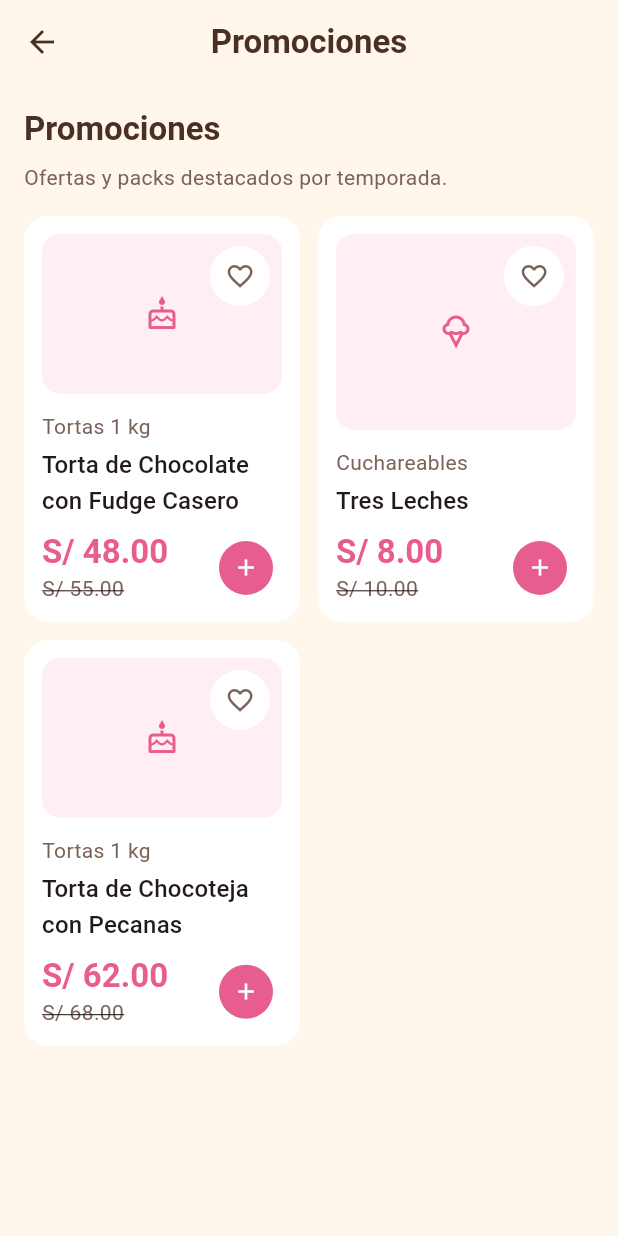
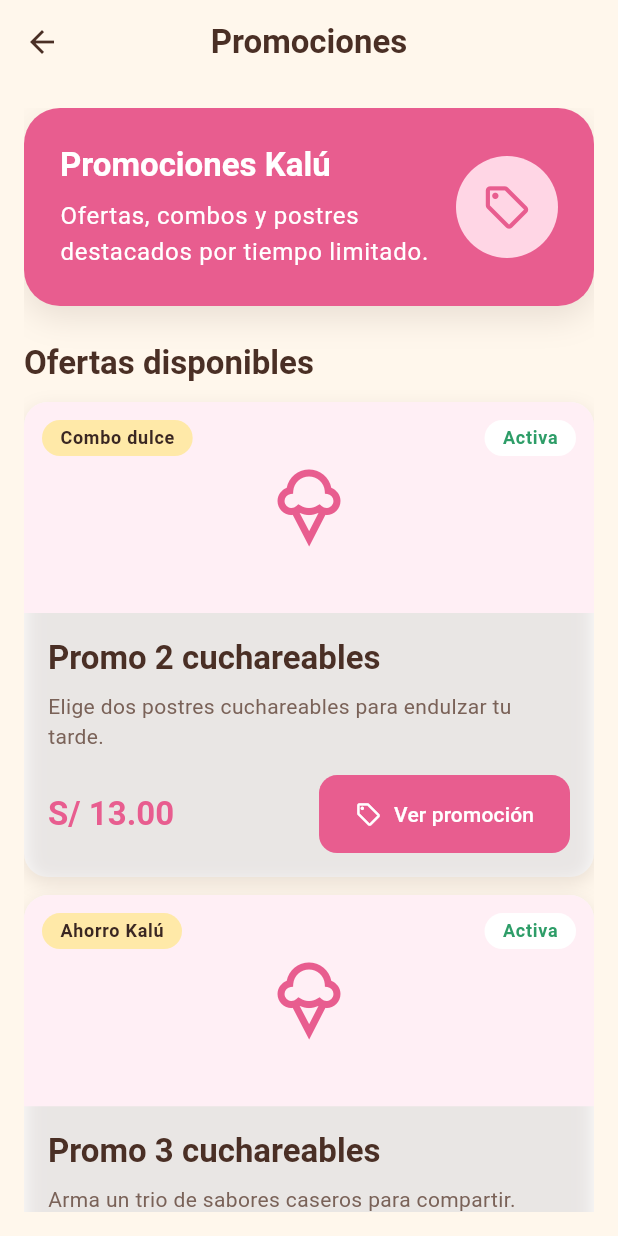
Before and after one commit to JedE21/Kalu-App-Flutter, a Flutter app: the screen it shows after launch, item 2 of the bottom bar chosen, after a tap on "Promociones", on a phone screen of 412 x 824 dp. Run offline on Flutter 3.47's test engine with Material 3 defaults, Android fonts, the phone set to English and light mode, and no system bars.

Commit message:
Modulo - Promociones

```diff
--- a/lib/data/mock/mock_promotions.dart
+++ b/lib/data/mock/mock_promotions.dart
@@ -2,17 +2,49 @@
 
 const List<PromotionModel> mockPromotions = [
   PromotionModel(
-    id: 'promo-cuchareables-dia',
-    title: 'Promoci\u00F3n del d\u00EDa',
-    subtitle: 'Cuchareables desde S/ 7.00',
+    id: 'promo-2-cuchareables',
+    title: 'Promo 2 cuchareables',
+    subtitle: 'Elige dos postres cuchareables para endulzar tu tarde.',
     productIds: ['tres-leches', 'cheesecake-maracuya'],
-    badgeText: 'Desde S/ 7.00',
+    badgeText: 'Combo dulce',
+    imagePlaceholder: 'dessert',
+    price: 13,
   ),
   PromotionModel(
-    id: 'promo-tortas-premium',
-    title: 'Tortas para celebrar',
-    subtitle: 'Sabores especiales con descuento por temporada.',
-    productIds: ['torta-chocolate-fudge-casero', 'torta-chocoteja-pecanas'],
-    badgeText: 'Oferta dulce',
+    id: 'promo-3-cuchareables',
+    title: 'Promo 3 cuchareables',
+    subtitle: 'Arma un trio de sabores caseros para compartir.',
+    productIds: ['tres-leches', 'cheesecake-maracuya'],
+    badgeText: 'Ahorro Kal\u00FA',
+    imagePlaceholder: 'dessert',
+    price: 18,
+  ),
+  PromotionModel(
+    id: 'promo-torta-1kg-desde',
+    title: 'Torta 1 kg desde S/ 28.00',
+    subtitle: 'Opciones especiales para celebraciones y reuniones.',
+    productIds: ['torta-chocolate-fudge-casero'],
+    badgeText: 'Desde S/ 28.00',
+    imagePlaceholder: 'cake',
+    price: 28,
+  ),
+  PromotionModel(
+    id: 'promo-pie-limon-especial',
+    title: 'Pie de lim\u00F3n especial',
+    subtitle: 'Pie fresco con relleno de lim\u00F3n y merengue dorado.',
+    productIds: ['pie-limon'],
+    badgeText: 'Especial',
+    imagePlaceholder: 'bakery',
+    price: 32,
+    oldPrice: 35,
+  ),
+  PromotionModel(
+    id: 'promo-combo-cumpleanos-kalu',
+    title: 'Combo cumplea\u00F1os Kal\u00FA',
+    subtitle: 'Una propuesta preparada para celebrar con sabor casero.',
+    productIds: [],
+    badgeText: 'Combo',
+    imagePlaceholder: 'cake',
+    price: 75,
   ),
 ];
--- a/lib/data/models/promotion_model.dart
+++ b/lib/data/models/promotion_model.dart
@@ -5,6 +5,9 @@
     required this.subtitle,
     required this.productIds,
     required this.badgeText,
+    required this.imagePlaceholder,
+    this.price,
+    this.oldPrice,
     this.isActive = true,
   });
 
@@ -13,6 +16,9 @@
   final String subtitle;
   final List<String> productIds;
   final String badgeText;
+  final String imagePlaceholder;
+  final double? price;
+  final double? oldPrice;
   final bool isActive;
 
   PromotionModel copyWith({
@@ -21,6 +27,9 @@
     String? subtitle,
     List<String>? productIds,
     String? badgeText,
+    String? imagePlaceholder,
+    double? price,
+    double? oldPrice,
     bool? isActive,
   }) {
     return PromotionModel(
@@ -29,6 +38,9 @@
       subtitle: subtitle ?? this.subtitle,
       productIds: productIds ?? this.productIds,
       badgeText: badgeText ?? this.badgeText,
+      imagePlaceholder: imagePlaceholder ?? this.imagePlaceholder,
+      price: price ?? this.price,
+      oldPrice: oldPrice ?? this.oldPrice,
       isActive: isActive ?? this.isActive,
     );
   }
@@ -40,6 +52,9 @@
       subtitle: map['subtitle'] as String,
       productIds: List<String>.from(map['productIds'] as List),
       badgeText: map['badgeText'] as String,
+      imagePlaceholder: map['imagePlaceholder'] as String,
+      price: (map['price'] as num?)?.toDouble(),
+      oldPrice: (map['oldPrice'] as num?)?.toDouble(),
       isActive: map['isActive'] as bool? ?? true,
     );
   }
@@ -51,6 +66,9 @@
       'subtitle': subtitle,
       'productIds': productIds,
       'badgeText': badgeText,
+      'imagePlaceholder': imagePlaceholder,
+      'price': price,
+      'oldPrice': oldPrice,
       'isActive': isActive,
     };
   }
--- a/lib/presentation/screens/categories/categories_screen.dart
+++ b/lib/presentation/screens/categories/categories_screen.dart
@@ -4,6 +4,7 @@
 import '../../../data/models/models.dart';
 import '../../../shared/shared.dart';
 import '../products/products_by_category_screen.dart';
+import '../promotions/promotions_screen.dart';
 
 class CategoriesScreen extends StatelessWidget {
   const CategoriesScreen({super.key});
@@ -34,6 +35,13 @@
   }
 
   void _openCategory(BuildContext context, CategoryModel category) {
+    if (category.id == 'promociones') {
+      Navigator.of(
+        context,
+      ).push(MaterialPageRoute<void>(builder: (_) => const PromotionsScreen()));
+      return;
+    }
+
     Navigator.of(context).push(
       MaterialPageRoute<void>(
         builder: (_) => ProductsByCategoryScreen(category: category),
--- a/lib/presentation/screens/home/home_screen.dart
+++ b/lib/presentation/screens/home/home_screen.dart
@@ -5,6 +5,7 @@
 import '../../../data/services/services.dart';
 import '../../../shared/shared.dart';
 import '../products/product_detail_screen.dart';
+import '../promotions/promotions_screen.dart';
 import '../search/search_screen.dart';
 
 class HomeScreen extends StatelessWidget {
@@ -44,19 +45,26 @@
               title: 'Promoci\u00F3n del d\u00EDa',
               subtitle: 'Cuchareables desde S/ 7.00',
               buttonText: 'Ver ofertas',
-              onPressed: () {},
+              onPressed: () => _openPromotions(context),
               icon: AppIcons.dessert,
             ),
             const SizedBox(height: AppSpacing.xl),
             const SectionTitle(title: 'Categor\u00EDas'),
             const SizedBox(height: AppSpacing.md),
-            const _CategoryCarousel(categories: _categories),
+            _CategoryCarousel(
+              categories: _categories,
+              onPromotionTap: () => _openPromotions(context),
+            ),
             const SizedBox(height: AppSpacing.xl),
             const SectionTitle(title: 'M\u00E1s vendidos'),
             const SizedBox(height: AppSpacing.md),
             _ProductGrid(products: mockBestSellerProducts),
             const SizedBox(height: AppSpacing.xl),
-            const SectionTitle(title: 'Promociones'),
+            SectionTitle(
+              title: 'Promociones',
+              actionText: 'Ver todo',
+              onActionTap: () => _openPromotions(context),
+            ),
             const SizedBox(height: AppSpacing.md),
             _ProductGrid(products: mockPromotionProducts),
           ],
@@ -69,6 +77,12 @@
     Navigator.of(
       context,
     ).push(MaterialPageRoute<void>(builder: (_) => const SearchScreen()));
+  }
+
+  void _openPromotions(BuildContext context) {
+    Navigator.of(
+      context,
+    ).push(MaterialPageRoute<void>(builder: (_) => const PromotionsScreen()));
   }
 }
 
@@ -94,9 +108,13 @@
 }
 
 class _CategoryCarousel extends StatelessWidget {
-  const _CategoryCarousel({required this.categories});
+  const _CategoryCarousel({
+    required this.categories,
+    required this.onPromotionTap,
+  });
 
   final List<String> categories;
+  final VoidCallback onPromotionTap;
 
   @override
   Widget build(BuildContext context) {
@@ -107,10 +125,12 @@
         itemCount: categories.length,
         separatorBuilder: (_, _) => const SizedBox(width: AppSpacing.sm),
         itemBuilder: (context, index) {
+          final category = categories[index];
+
           return CategoryChip(
-            label: categories[index],
+            label: category,
             selected: index == 0,
-            onTap: () {},
+            onTap: category == 'Promociones' ? onPromotionTap : () {},
           );
         },
       ),
--- /dev/null
+++ b/lib/presentation/screens/promotions/promotions_screen.dart
@@ -0,0 +1,248 @@
+import 'package:flutter/material.dart';
+
+import '../../../data/mock/mock_data.dart';
+import '../../../data/models/models.dart';
+import '../../../shared/shared.dart';
+import '../products/product_detail_screen.dart';
+
+class PromotionsScreen extends StatelessWidget {
+  const PromotionsScreen({super.key});
+
+  @override
+  Widget build(BuildContext context) {
+    return AppScaffold(
+      title: 'Promociones',
+      body: CustomScrollView(
+        slivers: [
+          SliverToBoxAdapter(
+            child: Column(
+              crossAxisAlignment: CrossAxisAlignment.start,
+              children: [
+                AppBanner(
+                  title: 'Promociones Kal\u00FA',
+                  subtitle:
+                      'Ofertas, combos y postres destacados por tiempo limitado.',
+                  icon: Icons.local_offer_outlined,
+                ),
+                const SizedBox(height: AppSpacing.xl),
+                const SectionTitle(title: 'Ofertas disponibles'),
+                const SizedBox(height: AppSpacing.md),
+              ],
+            ),
+          ),
+          SliverList.separated(
+            itemCount: mockPromotions.length,
+            separatorBuilder: (_, _) => const SizedBox(height: AppSpacing.md),
+            itemBuilder: (context, index) {
+              final promotion = mockPromotions[index];
+
+              return _PromotionCard(
+                promotion: promotion,
+                onTap: () => _openPromotion(context, promotion),
+              );
+            },
+          ),
+        ],
+      ),
+    );
+  }
+
+  void _openPromotion(BuildContext context, PromotionModel promotion) {
+    final product = _firstLinkedProduct(promotion);
+
+    if (product != null) {
+      Navigator.of(context).push(
+        MaterialPageRoute<void>(
+          builder: (_) => ProductDetailScreen(product: product),
+        ),
+      );
+      return;
+    }
+
+    showDialog<void>(
+      context: context,
+      builder: (context) {
+        return AlertDialog(
+          title: Text(promotion.title),
+          content: Text(
+            '${promotion.subtitle}\n\nLa acci\u00F3n de esta promoci\u00F3n quedar\u00E1 '
+            'preparada para una siguiente mejora.',
+          ),
+          actions: [
+            TextButton(
+              onPressed: () => Navigator.of(context).pop(),
+              child: const Text('Cerrar'),
+            ),
+          ],
+        );
+      },
+    );
+  }
+
+  ProductModel? _firstLinkedProduct(PromotionModel promotion) {
+    for (final productId in promotion.productIds) {
+      for (final product in mockProducts) {
+        if (product.id == productId) return product;
+      }
+    }
+
+    return null;
+  }
+}
+
+class _PromotionCard extends StatelessWidget {
+  const _PromotionCard({required this.promotion, required this.onTap});
+
+  final PromotionModel promotion;
+  final VoidCallback onTap;
+
+  @override
+  Widget build(BuildContext context) {
+    final textTheme = Theme.of(context).textTheme;
+
+    return AppCard(
+      onTap: onTap,
+      padding: EdgeInsets.zero,
+      child: Column(
+        crossAxisAlignment: CrossAxisAlignment.start,
+        children: [
+          AspectRatio(
+            aspectRatio: 2.7,
+            child: DecoratedBox(
+              decoration: const BoxDecoration(
+                color: AppColors.softPink,
+                borderRadius: BorderRadius.vertical(
+                  top: Radius.circular(AppRadius.lg),
+                ),
+              ),
+              child: Stack(
+                children: [
+                  Center(
+                    child: Icon(
+                      _iconFor(promotion.imagePlaceholder),
+                      color: AppColors.primaryPink,
+                      size: 56,
+                    ),
+                  ),
+                  Positioned(
+                    left: AppSpacing.md,
+                    top: AppSpacing.md,
+                    child: _PromoBadge(text: promotion.badgeText),
+                  ),
+                  Positioned(
+                    right: AppSpacing.md,
+                    top: AppSpacing.md,
+                    child: _StatusBadge(isActive: promotion.isActive),
+                  ),
+                ],
+              ),
+            ),
+          ),
+          Padding(
+            padding: const EdgeInsets.all(AppSpacing.lg),
+            child: Column(
+              crossAxisAlignment: CrossAxisAlignment.start,
+              children: [
+                Text(promotion.title, style: textTheme.titleLarge),
+                const SizedBox(height: AppSpacing.sm),
+                Text(promotion.subtitle, style: textTheme.bodyMedium),
+                const SizedBox(height: AppSpacing.lg),
+                Row(
+                  children: [
+                    if (promotion.price != null)
+                      Expanded(
+                        child: PriceWidget(
+                          price: promotion.price!,
+                          oldPrice: promotion.oldPrice,
+                        ),
+                      )
+                    else
+                      const Spacer(),
+                    AppButton(
+                      label: promotion.productIds.isEmpty
+                          ? 'Ver promoci\u00F3n'
+                          : 'Ver promoci\u00F3n',
+                      icon: Icons.local_offer_outlined,
+                      onPressed: onTap,
+                    ),
+                  ],
+                ),
+              ],
+            ),
+          ),
+        ],
+      ),
+    );
+  }
+
+  IconData _iconFor(String iconName) {
+    return switch (iconName) {
+      'dessert' => AppIcons.dessert,
+      'cake' => AppIcons.cake,
+      'bakery' => Icons.bakery_dining_outlined,
+      'cookie' => Icons.cookie_outlined,
+      _ => Icons.local_offer_outlined,
+    };
+  }
+}
+
+class _PromoBadge extends StatelessWidget {
+  const _PromoBadge({required this.text});
+
+  final String text;
+
+  @override
+  Widget build(BuildContext context) {
+    return DecoratedBox(
+      decoration: BoxDecoration(
+        color: AppColors.pastelYellow,
+        borderRadius: BorderRadius.circular(AppRadius.pill),
+      ),
+      child: Padding(
+        padding: const EdgeInsets.symmetric(
+          horizontal: AppSpacing.md,
+          vertical: AppSpacing.xs,
+        ),
+        child: Text(
+          text,
+          style: Theme.of(context).textTheme.labelMedium?.copyWith(
+            color: AppColors.cocoa,
+            fontWeight: FontWeight.w700,
+          ),
+        ),
+      ),
+    );
+  }
+}
+
+class _StatusBadge extends StatelessWidget {
+  const _StatusBadge({required this.isActive});
+
+  final bool isActive;
+
+  @override
+  Widget build(BuildContext context) {
+    final color = isActive ? AppColors.success : AppColors.textSecondary;
+    final text = isActive ? 'Activa' : 'Pausada';
+
+    return DecoratedBox(
+      decoration: BoxDecoration(
+        color: AppColors.white,
+        borderRadius: BorderRadius.circular(AppRadius.pill),
+      ),
+      child: Padding(
+        padding: const EdgeInsets.symmetric(
+          horizontal: AppSpacing.md,
+          vertical: AppSpacing.xs,
+        ),
+        child: Text(
+          text,
+          style: Theme.of(context).textTheme.labelMedium?.copyWith(
+            color: color,
+            fontWeight: FontWeight.w700,
+          ),
+        ),
+      ),
+    );
+  }
+}
```
Also changed, not shown: 1 other file.
